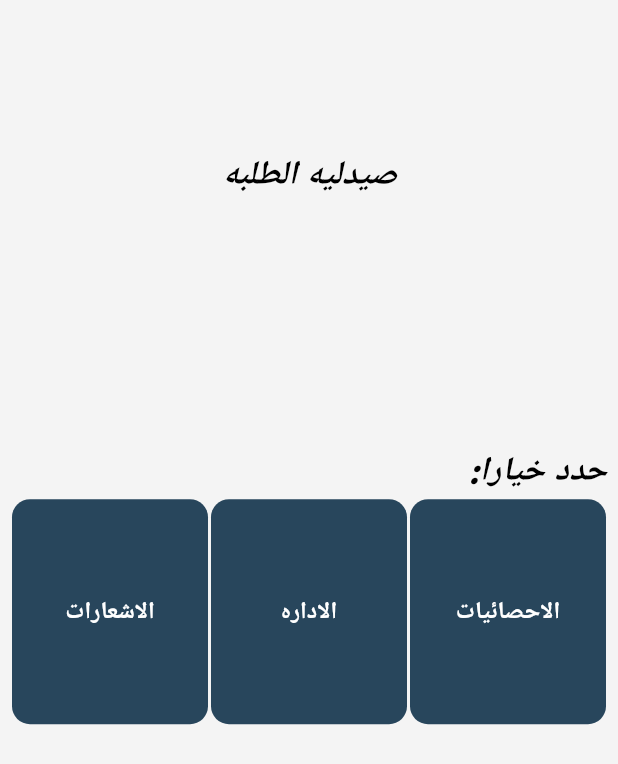
After one commit to mostafa2ahmedev/GP_EPhamacy, a Flutter app: the ChoosenView screen opened directly, on a phone screen of 412 x 824 dp. The commit adds this screen. Shown: the top 764 px of the screen. Run offline on Flutter 3.47's test engine with Material 3 defaults, Android fonts, the phone set to English and light mode, and no system bars; our stand-ins replace bloc, device_preview, dio, fl_chart, flutter_bloc, flutter_svg and 2 more; accounts and stored records are empty.

Commit message:
ChoosenViewDone

```diff
--- a/lib/Features/Auth/Presentation/widgets/Auth_Mobile_Body.dart
+++ b/lib/Features/Auth/Presentation/widgets/Auth_Mobile_Body.dart
@@ -8,6 +8,7 @@ import 'package:gppharmacy/Features/Auth/Maneger/Auth_Cubit_State.dart';
 import 'package:gppharmacy/Features/Auth/Presentation/widgets/Custom_Button.dart';
 import 'package:gppharmacy/Features/Auth/Presentation/widgets/Auth_Background.dart';
 import 'package:gppharmacy/Features/Auth/Presentation/widgets/Auth_Text_Field.dart';
+import 'package:gppharmacy/Features/ChoosenPage.dart';
 import 'package:gppharmacy/Features/HomeScreen/presentation/Home_View.dart';
 import 'package:gppharmacy/Utils/AppStyles.dart';
 import 'package:gppharmacy/Utils/App_Images.dart';
@@ -108,7 +109,8 @@ class _AuthMobileBodyState extends State<AuthMobileBody> {
                         textColor: Colors.white,
                         fontSize: 16.0,
                       );
-                      MethodHelper.navigateToWithRep(context, const HomeView());
+                      MethodHelper.navigateToWithRep(
+                          context, const ChoosenView());
                     } else if (state is FaulierAuthState) {
                       Fluttertoast.showToast(
                         msg: state.errorMsg,
--- /dev/null
+++ b/lib/Features/ChoosenPage.dart
@@ -0,0 +1,62 @@
+import 'package:flutter/cupertino.dart';
+import 'package:flutter/material.dart';
+import 'package:flutter/widgets.dart';
+import 'package:gppharmacy/Features/CustomChoosenContainer.dart';
+import 'package:gppharmacy/Features/HomeScreen/presentation/Home_View.dart';
+import 'package:gppharmacy/Utils/AppStyles.dart';
+import 'package:gppharmacy/Utils/Methods_Helper.dart';
+
+class ChoosenView extends StatelessWidget {
+  const ChoosenView({super.key});
+
+  @override
+  Widget build(BuildContext context) {
+    return Scaffold(
+      body: Padding(
+        padding: const EdgeInsets.symmetric(horizontal: 8),
+        child: Column(
+          crossAxisAlignment: CrossAxisAlignment.start,
+          children: [
+            const SizedBox(height: 100),
+            Center(
+              child: Text('صيدليه الطلبه',
+                  style: AppStyles.styleBold28(context)
+                      .copyWith(color: Colors.black)),
+            ),
+            SizedBox(height: MediaQuery.sizeOf(context).height * 0.2),
+            Text('حدد خيارا:',
+                style: AppStyles.styleBold28(context)
+                    .copyWith(color: Colors.black)),
+            const SizedBox(
+              height: 2,
+            ),
+            Row(
+              children: [
+                CustomChoosenContainer(
+                  ontap: () {},
+                  text: 'الاحصائيات',
+                ),
+                const SizedBox(
+                  width: 2,
+                ),
+                CustomChoosenContainer(
+                  ontap: () {
+                    MethodHelper.navigateTo(context, const HomeView());
+                  },
+                  text: 'الاداره',
+                ),
+                const SizedBox(
+                  width: 2,
+                ),
+                CustomChoosenContainer(
+                  ontap: () {},
+                  text: 'الاشعارات',
+                ),
+              ],
+            )
+          ],
+        ),
+      ),
+    );
+  }
+}
--- /dev/null
+++ b/lib/Features/CustomChoosenContainer.dart
@@ -0,0 +1,32 @@
+import 'package:flutter/material.dart';
+import 'package:gppharmacy/Utils/AppStyles.dart';
+
+class CustomChoosenContainer extends StatelessWidget {
+  const CustomChoosenContainer({
+    super.key,
+    required this.text,
+    required this.ontap,
+  });
+  final String text;
+  final VoidCallback ontap;
+  @override
+  Widget build(BuildContext context) {
+    return Expanded(
+      child: GestureDetector(
+        onTap: ontap,
+        child: Container(
+          height: 150,
+          decoration: BoxDecoration(
+              color: Theme.of(context).drawerTheme.backgroundColor,
+              borderRadius: BorderRadius.circular(12)),
+          child: Center(
+            child: Text(
+              text,
+              style: AppStyles.styleSemiBold20(context),
+            ),
+          ),
+        ),
+      ),
+    );
+  }
+}
```
